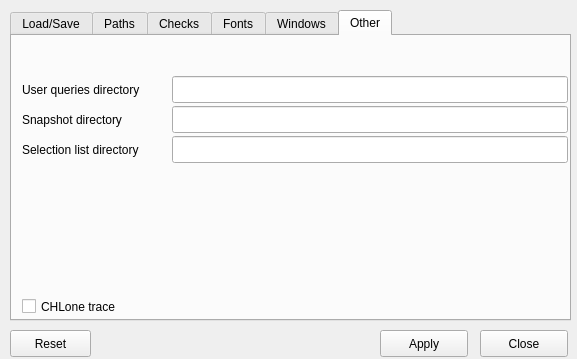
First picture: the form in NAVigater/CGNS/NAV/T/Q7OptionsWindow.ui, repository pyCGNS/pyCGNS, before the edit.
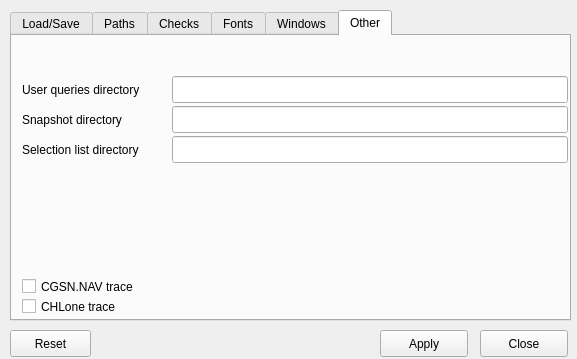
Second picture: the form after the edit. The open tabs and pages were chosen to show the change. Icons and pictures are not drawn.

```diff
--- a/NAVigater/CGNS/NAV/T/Q7OptionsWindow.ui
+++ b/NAVigater/CGNS/NAV/T/Q7OptionsWindow.ui
@@ -650,6 +650,19 @@
       <string>CHLone trace</string>
      </property>
     </widget>
+    <widget class="QCheckBox" name="__O_navtrace">
+     <property name="geometry">
+      <rect>
+       <x>10</x>
+       <y>240</y>
+       <width>131</width>
+       <height>21</height>
+      </rect>
+     </property>
+     <property name="text">
+      <string>CGSN.NAV trace</string>
+     </property>
+    </widget>
    </widget>
   </widget>
   <widget class="QPushButton" name="bClose">
```
